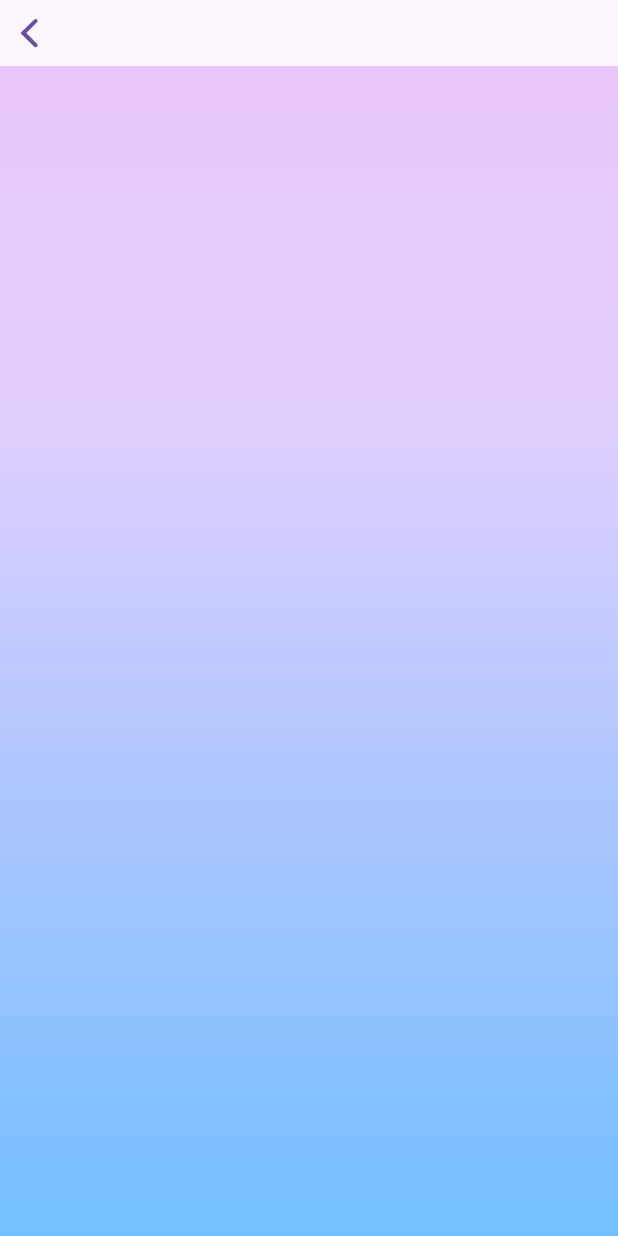
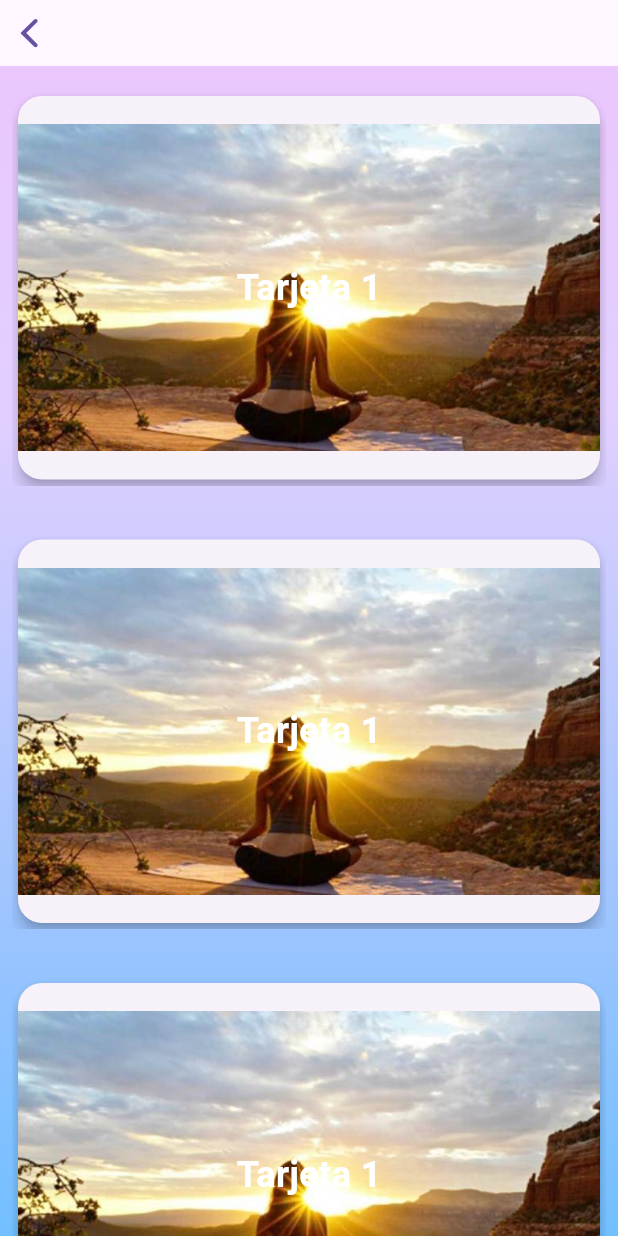
Before and after one commit to JuanJosePinero/Trabajo-PMDM-Grupo5, a Flutter app: the MindFulnessScreen screen opened directly, on a phone screen of 412 x 824 dp. Run offline on Flutter 3.47's test engine with Material 3 defaults, Android fonts, the phone set to English and light mode, and no system bars; drawn by our look-alikes of card_swiper; our stand-ins replace cached_network_image, email_validator, flutter_secure_storage, flutter_slidable; missing offline and left inert: font_awesome_icon_class; accounts and stored records are empty.

Commit message:
Generated card_swiper

```diff
--- a/lib/screens/user/Mindfulness_screen.dart
+++ b/lib/screens/user/Mindfulness_screen.dart
@@ -1,5 +1,6 @@
 import 'package:flutter/cupertino.dart';
 import 'package:flutter/material.dart';
+import 'package:card_swiper/card_swiper.dart';
 import 'package:mindcare_app/themes/themeColors.dart';
 
 class MindFulnessScreen extends StatelessWidget {
@@ -7,12 +8,64 @@ class MindFulnessScreen extends StatelessWidget {
 
   @override
   Widget build(BuildContext context) {
+    final cardWidth = MediaQuery.of(context).size.width * 0.8;
+    final cardHeight = (cardWidth * 0.8);
+
     return CupertinoPageScaffold(
       navigationBar: const CupertinoNavigationBar(),
       child: Container(
         decoration: BoxDecoration(
           gradient: ThemeColors.getGradient(),
         ),
+        child: ListView(
+          children: [
+            buildSwiper(cardWidth, cardHeight),
+            buildSwiper(cardWidth, cardHeight),
+            buildSwiper(cardWidth, cardHeight),
+          ],
+        ),
+      ),
+    );
+  }
+
+  Widget buildSwiper(double cardWidth, double cardHeight) {
+    return Container(
+      width: cardWidth,
+      height: cardHeight,
+      margin: const EdgeInsets.symmetric(vertical: 16.0, horizontal: 8.0),
+      child: Swiper(
+        itemCount: 3,
+        itemBuilder: (BuildContext context, int index) {
+          return Card(
+            elevation: 4.0,
+            shape: RoundedRectangleBorder(
+              borderRadius: BorderRadius.circular(16.0),
+            ),
+            child: Container(
+              width: cardWidth,
+              decoration: BoxDecoration(
+                image: const DecorationImage(
+                  image: AssetImage('assets/screen_images/meditation.jpg'),
+                  fit: BoxFit.scaleDown,
+                ),
+                borderRadius: BorderRadius.circular(16.0),
+              ),
+              // Puedes personalizar el contenido de cada tarjeta aquí
+              // Por ejemplo, agregar texto o botones
+              child: Center(
+                child: Text(
+                  'Tarjeta ${index + 1}',
+                  style: const TextStyle(
+                    fontSize: 24.0,
+                    fontWeight: FontWeight.bold,
+                    color: Colors.white,
+                  ),
+                ),
+              ),
+            ),
+          );
+        },
+        autoplay: true,
       ),
     );
   }
--- a/pubspec.yaml
+++ b/pubspec.yaml
@@ -29,6 +29,7 @@ environment:
 # versions available, run `flutter pub outdated`.
 dependencies:
   cached_network_image: ^3.3.0
+  card_swiper: ^3.0.1
   cupertino_icons: ^1.0.2
   email_validator: ^2.1.17
   flutter:
```
Also changed, not shown: assets/screen_images/meditation.jpg (added), pubspec.lock.
